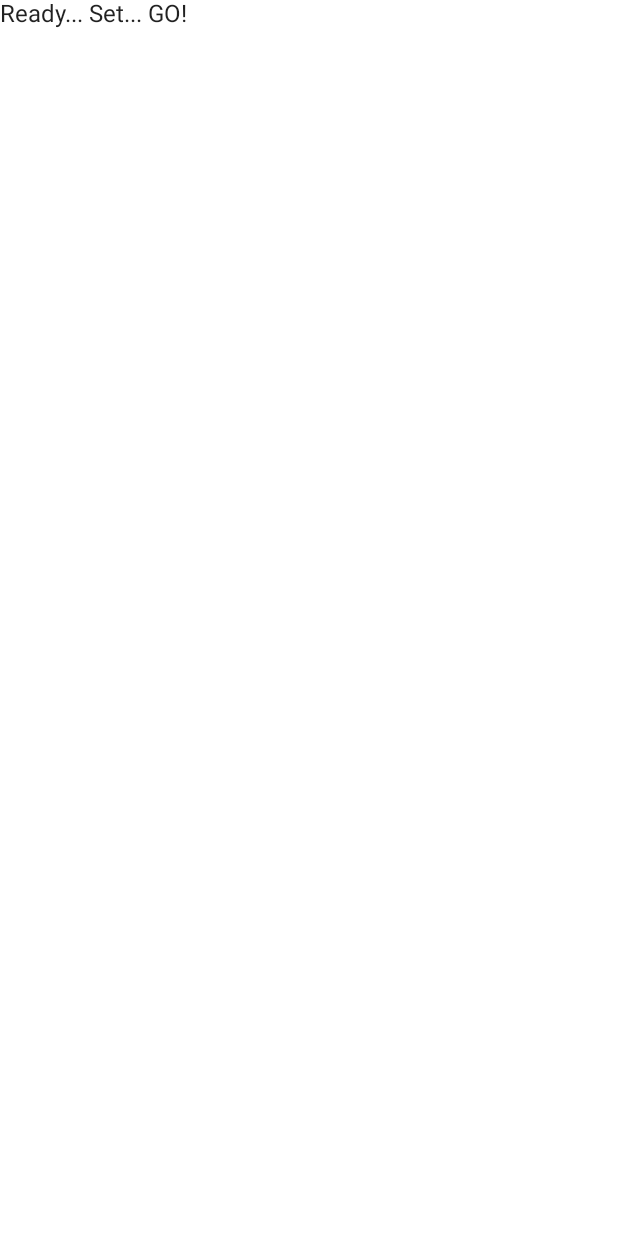
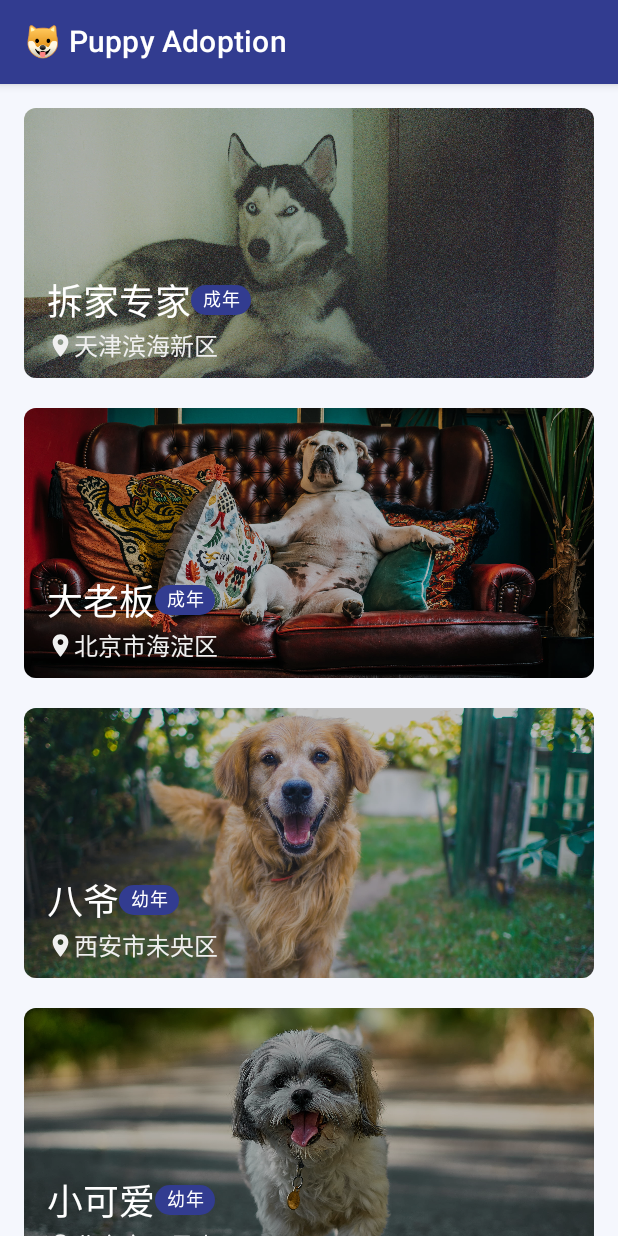
Before and after one commit to Bakumon/PuppyAdoptionApp, an Android app built with Jetpack Compose: the screen it shows after launch (MainActivity before the commit, HomeActivity after it), on a phone screen of 412 x 824 dp. Before the commit the screen is almost empty. Run offline under Robolectric (Android 15) with nearby library versions, the phone set to English and light mode, and no system bars.

Commit message:
列表页完成

```diff
--- a/app/src/main/AndroidManifest.xml
+++ b/app/src/main/AndroidManifest.xml
@@ -1,5 +1,4 @@
-<?xml version="1.0" encoding="utf-8"?>
-<!--
+<?xml version="1.0" encoding="utf-8"?><!--
   Copyright 2020 The Android Open Source Project
   Licensed under the Apache License, Version 2.0 (the "License"); you may not use this file except
   in compliance with the License. You may obtain a copy of the License at
@@ -20,7 +19,7 @@
         android:supportsRtl="true"
         android:theme="@style/Theme.AndroidDevChallenge">
         <activity
-            android:name="com.example.androiddevchallenge.MainActivity"
+            android:name=".HomeActivity"
             android:label="@string/app_name"
             android:theme="@style/Theme.AndroidDevChallenge.NoActionBar">
             <intent-filter>
@@ -29,6 +28,7 @@
                 <category android:name="android.intent.category.LAUNCHER" />
             </intent-filter>
         </activity>
+        <activity android:name=".DetailActivity" />
     </application>
 
 </manifest>
--- a/app/src/main/java/com/example/androiddevchallenge/MainActivity.kt
+++ b/app/src/main/java/com/example/androiddevchallenge/DetailActivity.kt
@@ -15,23 +15,37 @@
  */
 package com.example.androiddevchallenge
 
+import android.content.Context
+import android.content.Intent
 import android.os.Bundle
 import androidx.activity.compose.setContent
 import androidx.appcompat.app.AppCompatActivity
-import androidx.compose.material.MaterialTheme
-import androidx.compose.material.Surface
+import androidx.compose.material.Scaffold
 import androidx.compose.material.Text
+import androidx.compose.material.TopAppBar
 import androidx.compose.runtime.Composable
 import androidx.compose.ui.tooling.preview.Preview
+import com.example.androiddevchallenge.data.Dog
 import com.example.androiddevchallenge.ui.theme.MyTheme
 
-class MainActivity : AppCompatActivity() {
+class DetailActivity : AppCompatActivity() {
     override fun onCreate(savedInstanceState: Bundle?) {
         super.onCreate(savedInstanceState)
+
+        val dog: Dog = intent.getSerializableExtra(KEY_DOG) as Dog
         setContent {
             MyTheme {
                 MyApp()
             }
+        }
+    }
+
+    companion object {
+        private const val KEY_DOG = "KEY_DOG"
+        fun open(context: Context, dog: Dog) {
+            val intent = Intent(context, DetailActivity::class.java)
+            intent.putExtra(KEY_DOG, dog)
+            context.startActivity(intent)
         }
     }
 }
@@ -39,14 +53,20 @@ class MainActivity : AppCompatActivity() {
 // Start building your app here!
 @Composable
 fun MyApp() {
-    Surface(color = MaterialTheme.colors.background) {
-        Text(text = "Ready... Set... GO!")
+    Scaffold(
+        topBar = {
+            TopAppBar(
+                title = { Text("Puppy Adoption") }
+            )
+        }
+    ) {
+        Text(text = "my Ready... Set... GO!")
     }
 }
 
 @Preview("Light Theme", widthDp = 360, heightDp = 640)
 @Composable
-fun LightPreview() {
+fun LightPreviewForDetail() {
     MyTheme {
         MyApp()
     }
@@ -54,7 +74,7 @@ fun LightPreview() {
 
 @Preview("Dark Theme", widthDp = 360, heightDp = 640)
 @Composable
-fun DarkPreview() {
+fun DarkPreviewForDetail() {
     MyTheme(darkTheme = true) {
         MyApp()
     }
--- /dev/null
+++ b/app/src/main/java/com/example/androiddevchallenge/HomeActivity.kt
@@ -0,0 +1,145 @@
+/*
+ * Copyright 2021 The Android Open Source Project
+ *
+ * Licensed under the Apache License, Version 2.0 (the "License");
+ * you may not use this file except in compliance with the License.
+ * You may obtain a copy of the License at
+ *
+ *     https://www.apache.org/licenses/LICENSE-2.0
+ *
+ * Unless required by applicable law or agreed to in writing, software
+ * distributed under the License is distributed on an "AS IS" BASIS,
+ * WITHOUT WARRANTIES OR CONDITIONS OF ANY KIND, either express or implied.
+ * See the License for the specific language governing permissions and
+ * limitations under the License.
+ */
+package com.example.androiddevchallenge
+
+import android.os.Bundle
+import android.widget.Toast
+import androidx.activity.compose.setContent
+import androidx.appcompat.app.AppCompatActivity
+import androidx.compose.foundation.Image
+import androidx.compose.foundation.background
+import androidx.compose.foundation.clickable
+import androidx.compose.foundation.layout.*
+import androidx.compose.foundation.lazy.LazyColumn
+import androidx.compose.foundation.lazy.items
+import androidx.compose.foundation.shape.RoundedCornerShape
+import androidx.compose.material.*
+import androidx.compose.runtime.Composable
+import androidx.compose.runtime.getValue
+import androidx.compose.runtime.mutableStateOf
+import androidx.compose.ui.Alignment
+import androidx.compose.ui.Modifier
+import androidx.compose.ui.draw.clip
+import androidx.compose.ui.graphics.Color
+import androidx.compose.ui.layout.ContentScale
+import androidx.compose.ui.res.painterResource
+import androidx.compose.ui.text.style.TextAlign
+import androidx.compose.ui.tooling.preview.Preview
+import androidx.compose.ui.unit.dp
+import com.example.androiddevchallenge.data.Dog
+import com.example.androiddevchallenge.data.dogList
+import com.example.androiddevchallenge.ui.theme.*
+
+class HomeActivity : AppCompatActivity() {
+
+    private val dogs by mutableStateOf(dogList)
+
+    override fun onCreate(savedInstanceState: Bundle?) {
+        super.onCreate(savedInstanceState)
+        setContent {
+            MyTheme {
+                Home(dogs) {
+                    Toast.makeText(this, "dog:${it.name}", Toast.LENGTH_SHORT).show()
+                }
+            }
+        }
+    }
+}
+
+// Start building your app here!
+@Composable
+fun Home(dogs: List<Dog>, onClick: (Dog) -> Unit = {}) {
+    Scaffold(
+        topBar = {
+            TopAppBar(
+                backgroundColor = MaterialTheme.colors.primary,
+                title = { Text("🐶 Puppy Adoption") },
+                contentColor = MaterialTheme.colors.onPrimary
+            )
+        }
+    ) {
+        LazyColumn(
+            Modifier.background(MaterialTheme.colors.background),
+            contentPadding = PaddingValues(16.dp),
+            verticalArrangement = Arrangement.spacedBy(20.dp)
+        ) {
+            items(dogs) { dog ->
+                val modifier = Modifier
+                    .clip(RoundedCornerShape(8.dp))
+                    .fillMaxWidth()
+                    .clickable {
+                        onClick(dog)
+                    }
+                Card(modifier) {
+                    Image(
+                        painterResource(dog.picture),
+                        "Picture of dog: ${dog.name}",
+                        Modifier.size(180.dp),
+                        contentScale = ContentScale.Crop
+                    )
+                    Surface(color = mask, modifier = Modifier.size(180.dp)) {
+                        Column(Modifier.padding(top = 110.dp, start = 15.dp, end = 15.dp)) {
+                            Row(verticalAlignment = Alignment.CenterVertically) {
+                                Text(
+                                    dog.name,
+                                    style = MaterialTheme.typography.h5,
+                                    color = MaterialTheme.colors.onPrimary
+                                )
+                                Text(
+                                    dog.age,
+                                    style = MaterialTheme.typography.caption,
+                                    color = MaterialTheme.colors.onPrimary,
+                                    modifier = Modifier
+                                        .background(
+                                            color = tag,
+                                            shape = RoundedCornerShape(percent = 50)
+                                        )
+                                        .size(40.dp, 20.dp), textAlign = TextAlign.Center
+                                )
+                            }
+                            Row(verticalAlignment = Alignment.CenterVertically) {
+                                Image(
+                                    painterResource(id = R.drawable.ic_baseline_location_on_24),
+                                    "Location of dog: ${dog.name}",
+                                    Modifier.size(18.dp)
+                                )
+                                Text(dog.location, color = locationColor)
+                            }
+                        }
+                    }
+                }
+            }
+        }
+    }
+}
+
+@Preview("Light Theme", widthDp = 360, heightDp = 640)
+@Composable
+fun LightPreviewForHome() {
+    val dogs by mutableStateOf(dogList)
+    MyTheme {
+        Home(dogs)
+    }
+}
+
+@Preview("Dark Theme", widthDp = 360, heightDp = 640)
+@Composable
+fun DarkPreviewForHome() {
+    val dogs by mutableStateOf(dogList)
+    MyTheme(darkTheme = true) {
+        Home(dogs)
+    }
+}
--- /dev/null
+++ b/app/src/main/java/com/example/androiddevchallenge/data/DataSource.kt
@@ -0,0 +1,11 @@
+package com.example.androiddevchallenge.data
+
+import com.example.androiddevchallenge.R
+
+val dogList = listOf(
+    Dog("拆家专家", "成年", "二哈", "天津滨海新区", "这是一只非常调皮的狗狗", "公", R.drawable.photo0),
+    Dog("大老板", "成年", "二哈", "北京市海淀区", "这是一只非常调皮的狗狗", "公", R.drawable.photo4),
+    Dog("八爷", "幼年", "二哈", "西安市未央区", "这是一只非常调皮的狗狗", "公", R.drawable.photo1),
+    Dog("小可爱", "幼年", "二哈", "北京市石景山区", "这是一只非常调皮的狗狗", "公", R.drawable.photo2),
+    Dog("朱莉", "幼年", "二哈", "上海市浦东新区", "这是一只非常调皮的狗狗", "公", R.drawable.photo3),
+)
--- /dev/null
+++ b/app/src/main/java/com/example/androiddevchallenge/data/Dog.kt
@@ -0,0 +1,15 @@
+package com.example.androiddevchallenge.data
+
+import androidx.annotation.DrawableRes
+import com.example.androiddevchallenge.R
+import java.io.Serializable
+
+data class Dog(
+    val name: String,
+    val age: String,
+    val variety: String,
+    val location: String,
+    val introduction: String,
+    val gender: String,
+    @DrawableRes val picture: Int,
+) : Serializable
--- a/app/src/main/java/com/example/androiddevchallenge/ui/theme/Color.kt
+++ b/app/src/main/java/com/example/androiddevchallenge/ui/theme/Color.kt
@@ -17,7 +17,11 @@ package com.example.androiddevchallenge.ui.theme
 
 import androidx.compose.ui.graphics.Color
 
-val purple200 = Color(0xFFBB86FC)
-val purple500 = Color(0xFF6200EE)
-val purple700 = Color(0xFF3700B3)
+val purple200 = Color(0xFF446C88)
+val purple500 = Color(0xFF323C90)
 val teal200 = Color(0xFF03DAC5)
+val background = Color(0xFFF5F7FD)
+val backgroundDark = Color(0xFF181818)
+val tag = Color(0xFF323C90)
+val locationColor = Color(0xFFF0F0F0)
+val mask = Color(0x41000000)
--- a/app/src/main/java/com/example/androiddevchallenge/ui/theme/Theme.kt
+++ b/app/src/main/java/com/example/androiddevchallenge/ui/theme/Theme.kt
@@ -20,17 +20,22 @@ import androidx.compose.material.MaterialTheme
 import androidx.compose.material.darkColors
 import androidx.compose.material.lightColors
 import androidx.compose.runtime.Composable
+import androidx.compose.ui.graphics.Color
 
 private val DarkColorPalette = darkColors(
     primary = purple200,
-    primaryVariant = purple700,
-    secondary = teal200
+    primaryVariant = purple200,
+    secondary = teal200,
+    background = backgroundDark,
+    onPrimary = Color.White
 )
 
 private val LightColorPalette = lightColors(
     primary = purple500,
-    primaryVariant = purple700,
-    secondary = teal200
+    primaryVariant = purple500,
+    secondary = teal200,
+    background = background,
+    onPrimary = Color.White
 
         /* Other default colors to override
     background = Color.White,
--- /dev/null
+++ b/app/src/main/res/drawable/ic_baseline_location_on_24.xml
@@ -0,0 +1,9 @@
+<vector xmlns:android="http://schemas.android.com/apk/res/android"
+    android:width="24dp"
+    android:height="24dp"
+    android:viewportWidth="24"
+    android:viewportHeight="24">
+    <path
+        android:fillColor="@color/location_color"
+        android:pathData="M12,2C8.13,2 5,5.13 5,9c0,5.25 7,13 7,13s7,-7.75 7,-13c0,-3.87 -3.13,-7 -7,-7zM12,11.5c-1.38,0 -2.5,-1.12 -2.5,-2.5s1.12,-2.5 2.5,-2.5 2.5,1.12 2.5,2.5 -1.12,2.5 -2.5,2.5z" />
+</vector>
--- a/app/src/main/res/values-night/themes.xml
+++ b/app/src/main/res/values-night/themes.xml
@@ -13,7 +13,7 @@
     <style name="Theme.AndroidDevChallenge" parent="Theme.MaterialComponents.DayNight.DarkActionBar">
         <!-- Primary brand color. -->
         <item name="colorPrimary">@color/purple_200</item>
-        <item name="colorPrimaryVariant">@color/purple_700</item>
+        <item name="colorPrimaryVariant">@color/purple_200</item>
         <item name="colorOnPrimary">@color/black</item>
         <!-- Secondary brand color. -->
         <item name="colorSecondary">@color/teal_200</item>
--- a/app/src/main/res/values/colors.xml
+++ b/app/src/main/res/values/colors.xml
@@ -10,11 +10,11 @@
   the License.
   -->
 <resources>
-    <color name="purple_200">#FFBB86FC</color>
-    <color name="purple_500">#FF6200EE</color>
-    <color name="purple_700">#FF3700B3</color>
+    <color name="purple_200">#446C88</color>
+    <color name="purple_500">#FF323C90</color>
     <color name="teal_200">#FF03DAC5</color>
     <color name="teal_700">#FF018786</color>
     <color name="black">#FF000000</color>
     <color name="white">#FFFFFFFF</color>
+    <color name="location_color">#FFF0F0F0</color>
 </resources>
--- a/app/src/main/res/values/strings.xml
+++ b/app/src/main/res/values/strings.xml
@@ -9,5 +9,5 @@
       or implied. See the License for the specific language governing permissions and limitations under
       the License.
       -->
-    <string name="app_name">AndroidDevChallenge</string>
+    <string name="app_name">Puppy Adoption</string>
 </resources>
--- a/app/src/main/res/values/themes.xml
+++ b/app/src/main/res/values/themes.xml
@@ -13,7 +13,7 @@
     <style name="Theme.AndroidDevChallenge" parent="Theme.MaterialComponents.DayNight.DarkActionBar">
         <!-- Primary brand color. -->
         <item name="colorPrimary">@color/purple_500</item>
-        <item name="colorPrimaryVariant">@color/purple_700</item>
+        <item name="colorPrimaryVariant">@color/purple_500</item>
         <item name="colorOnPrimary">@color/white</item>
         <!-- Secondary brand color. -->
         <item name="colorSecondary">@color/teal_200</item>
```
Also changed, not shown: app/src/main/res/drawable/photo0.jpeg (added), app/src/main/res/drawable/photo1.jpeg (added), app/src/main/res/drawable/photo2.jpeg (added), app/src/main/res/drawable/photo3.jpeg (added), app/src/main/res/drawable/photo4.jpeg (added), 1 other file.
